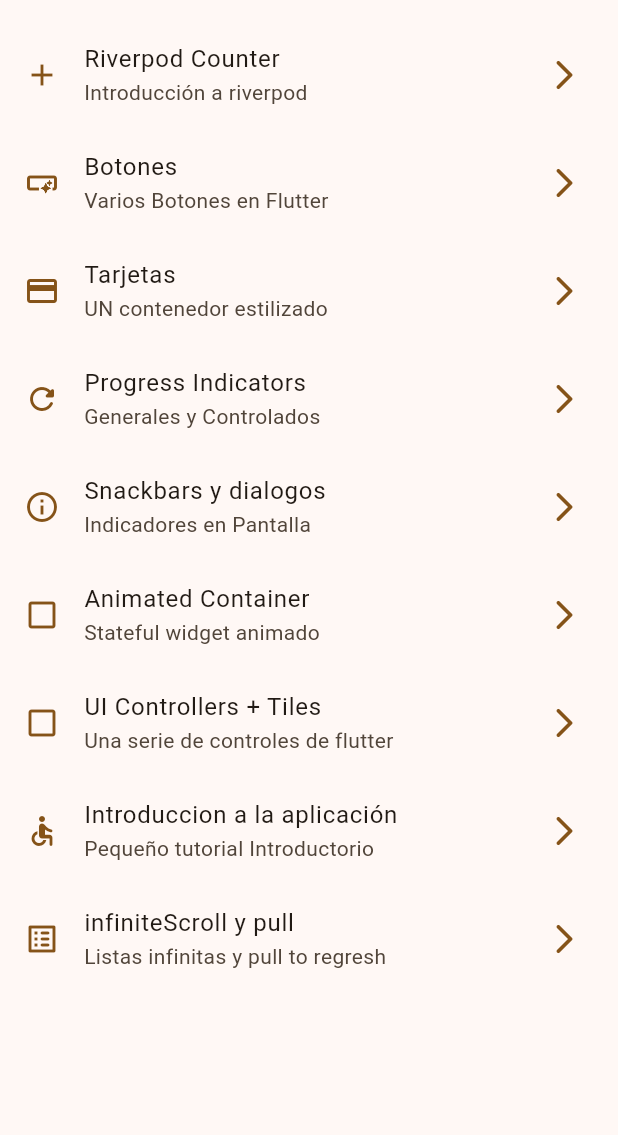
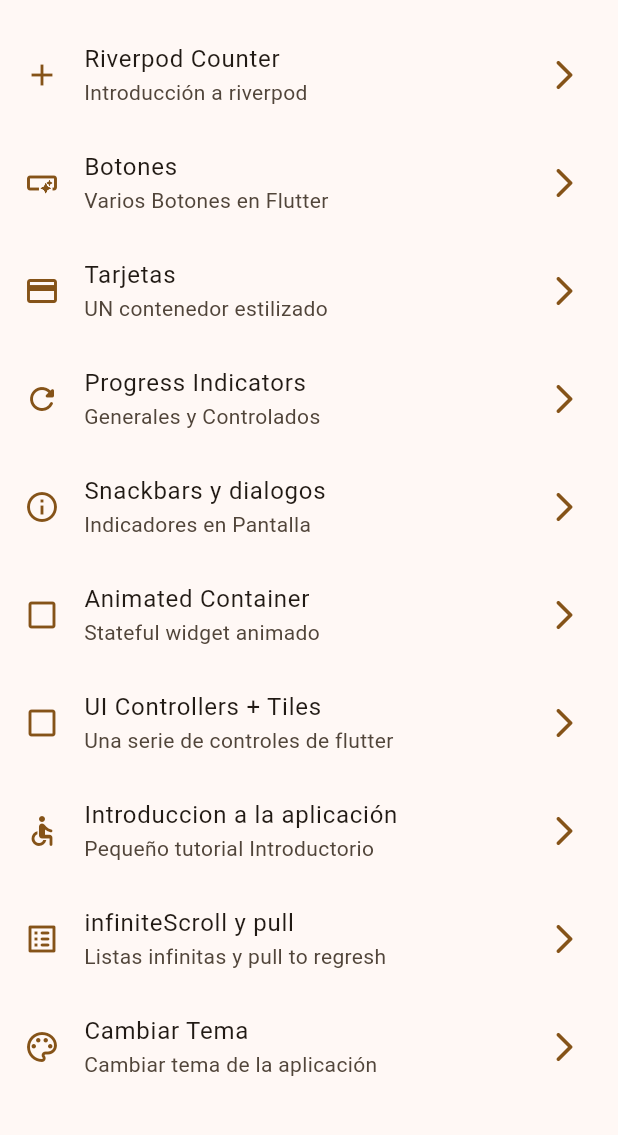
Before and after one commit to MiltonDanielhch/proyecto_tres, a Flutter app: the screen it shows after launch, on a phone screen of 412 x 824 dp, the part 63-1198 px from its top. Run offline on Flutter 3.47's test engine with Material 3 defaults, Android fonts, the phone set to English and light mode, and no system bars; our stand-ins replace animate_do, flutter_riverpod, go_router.

Commit message:
añadiendo la pantalla para cambiar de color

```diff
--- a/lib/config/menu/menu_items.dart
+++ b/lib/config/menu/menu_items.dart
@@ -61,4 +61,10 @@ const appMenuItems = <MenuItem>[
     link: '/infinite',
     icon: Icons.list_alt_rounded,
   ),
+  MenuItem(
+    title: 'Cambiar Tema',
+    subTitle: 'Cambiar tema de la aplicación',
+    link: '/theme-changer',
+    icon: Icons.color_lens_outlined,
+  ),
 ];
--- a/lib/config/router/app_router.dart
+++ b/lib/config/router/app_router.dart
@@ -54,6 +54,11 @@ final appRoute = GoRouter(
       path: '/counter-river',
       name: CounterScreen.name,
       builder: (context, state) => const CounterScreen(),
-    )
+    ),
+    GoRoute(
+      path: '/theme-changer',
+      name: ThemeChangerScreen.name,
+      builder: (context, state) => const ThemeChangerScreen(),
+    ),
   ],
 );
--- a/lib/presentation/providers/theme_provider.dart
+++ b/lib/presentation/providers/theme_provider.dart
@@ -1,5 +1,9 @@
 import 'package:flutter_riverpod/flutter_riverpod.dart';
+import 'package:proyecto_tres/config/theme/app_theme.dart';
 
 //estado => isDarkmodeProvider = boolean
 
 final isDarkmodeProvider = StateProvider((ref) => false);
+
+//Listado de colores inmutable
+final colorListProvider = Provider((ref) => colorList);
--- a/lib/presentation/screens/screens.dart
+++ b/lib/presentation/screens/screens.dart
@@ -7,4 +7,5 @@ export 'package:proyecto_tres/presentation/screens/home/home_screen.dart';
 export 'package:proyecto_tres/presentation/screens/infinite_scroll/infinite_scroll_screen.dart';
 export 'package:proyecto_tres/presentation/screens/progress/progress_screen.dart';
 export 'package:proyecto_tres/presentation/screens/snackbar/snackbar_screen.dart';
+export 'package:proyecto_tres/presentation/screens/theme_changer/theme_changer_screen.dart';
 export 'package:proyecto_tres/presentation/screens/ui_controls/ui_controls_screen.dart';
```
Also changed, not shown: lib/presentation/screens/theme_changer/theme_changer_screen.dart (added, +56 -0 lines).
